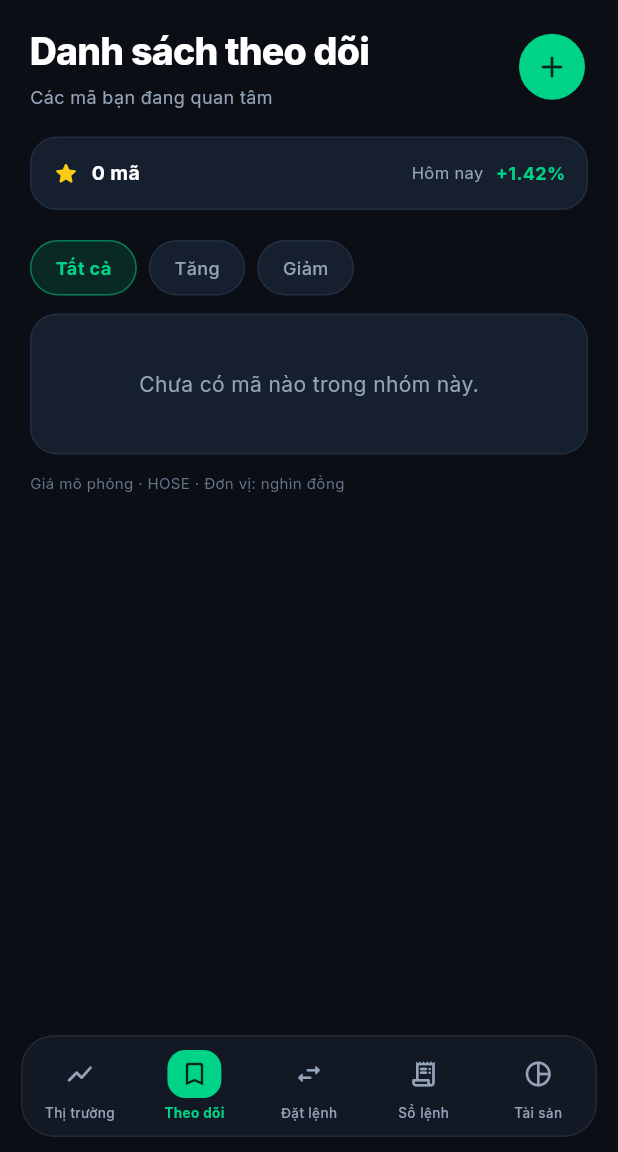
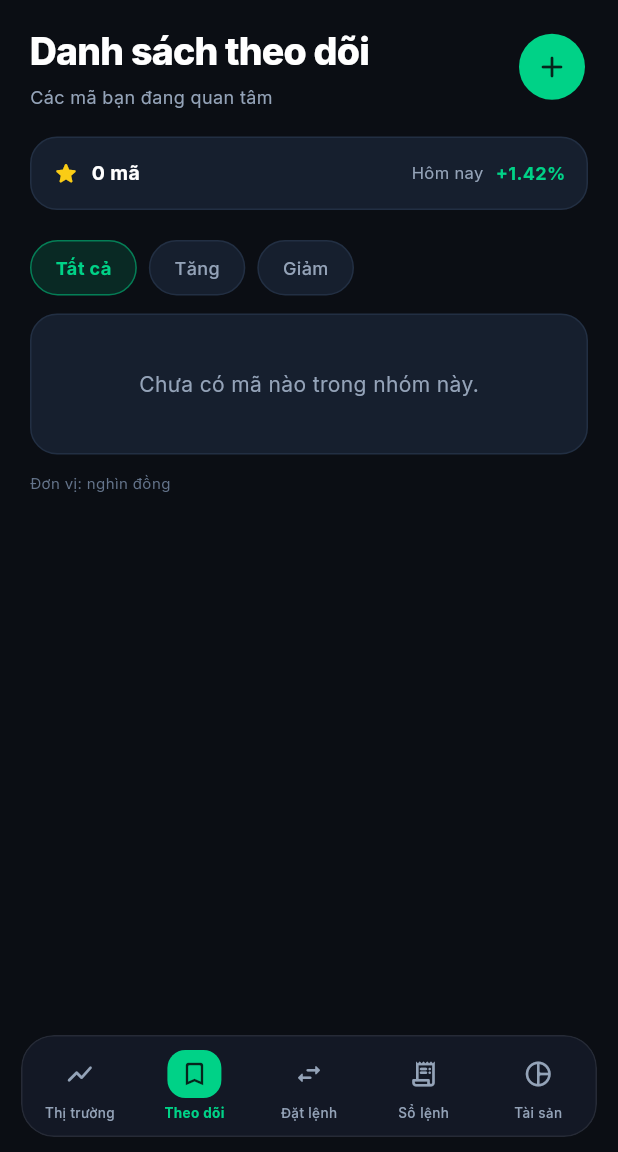
Before and after one commit to haphcc/StockMate, a Flutter app: the WatchlistScreen screen opened by its route, on a phone screen of 412 x 824 dp, the part 84-1236 px from its top. Run offline on Flutter 3.47's test engine with Material 3 defaults, Android fonts, the phone set to English and light mode, and no system bars; our stand-ins replace dio, equatable, flutter_local_notifications, flutter_riverpod, flutter_secure_storage, go_router and 2 more; accounts and stored records are empty; network calls fail.

Commit message:
fix(watchlist): bo chu Gia mo phong - HOSE o cuoi danh sach theo doi

```diff
--- a/mobile/lib/features/watchlist/screens/watchlist_screen.dart
+++ b/mobile/lib/features/watchlist/screens/watchlist_screen.dart
@@ -355,7 +355,7 @@ class _WatchlistScreenState extends State<WatchlistScreen> {
                     }),
                   const SizedBox(height: 12),
                   const Text(
-                    'Giá mô phỏng · HOSE · Đơn vị: nghìn đồng',
+                    'Đơn vị: nghìn đồng',
                     style: TextStyle(
                       color: AppColors.darkTextMuted,
                       fontSize: 10,
```
